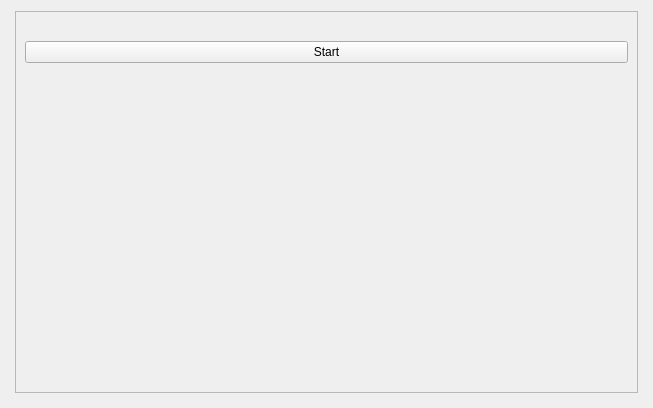
The window that src/gui/quiz_preview.ui (tombranfield/spaced_repeating_vocabulary) describes before a commit, drawn with Qt 5.
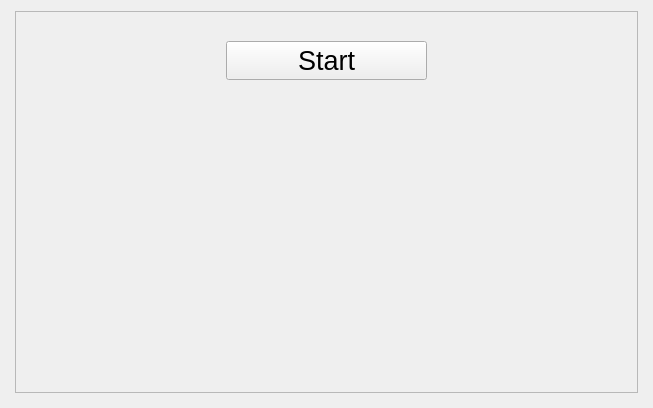
The same window after the commit.

Commit message: Tweaked appearance of the button in quiz_preview

Patch:
```diff
--- a/src/gui/quiz_preview.ui
+++ b/src/gui/quiz_preview.ui
@@ -55,6 +55,21 @@
         </spacer>
        </item>
        <item>
+        <layout class="QHBoxLayout" name="horizontalLayout">
+         <item>
+          <spacer name="horizontalSpacer">
+           <property name="orientation">
+            <enum>Qt::Horizontal</enum>
+           </property>
+           <property name="sizeHint" stdset="0">
+            <size>
+             <width>40</width>
+             <height>20</height>
+            </size>
+           </property>
+          </spacer>
+         </item>
+         <item>
         <widget class="QPushButton" name="start_button">
          <property name="sizePolicy">
           <sizepolicy hsizetype="MinimumExpanding" vsizetype="Fixed">
@@ -62,10 +77,30 @@
            <verstretch>0</verstretch>
           </sizepolicy>
          </property>
+           <property name="font">
+            <font>
+             <pointsize>20</pointsize>
+            </font>
+           </property>
          <property name="text">
           <string>Start</string>
          </property>
         </widget>
+         </item>
+         <item>
+          <spacer name="horizontalSpacer_2">
+           <property name="orientation">
+            <enum>Qt::Horizontal</enum>
+           </property>
+           <property name="sizeHint" stdset="0">
+            <size>
+             <width>40</width>
+             <height>20</height>
+            </size>
+           </property>
+          </spacer>
+         </item>
+        </layout>
        </item>
        <item>
         <spacer name="verticalSpacer_2">
```
Lines whose indentation alone changed are shown as unchanged. The commit also changes 1 other file.
